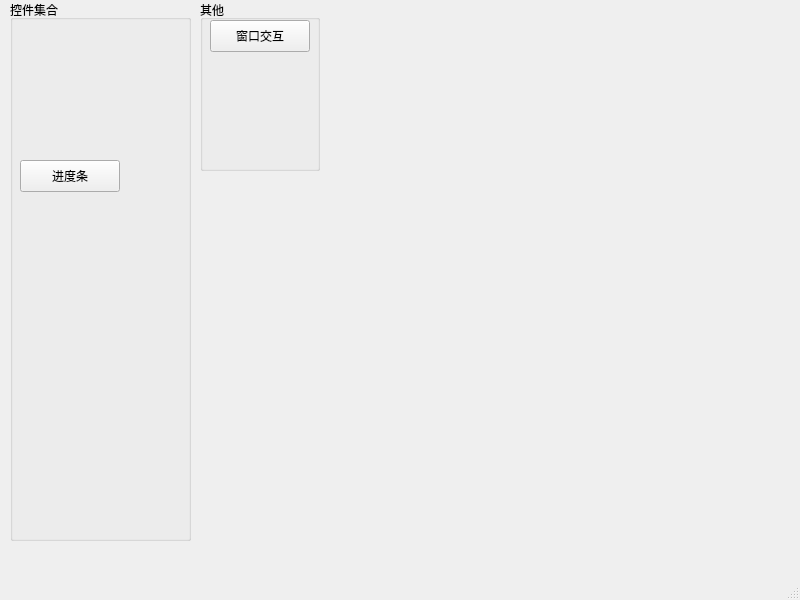
Qt form mainwindow.ui (k0sf/Notes-QT-Example) before a commit.
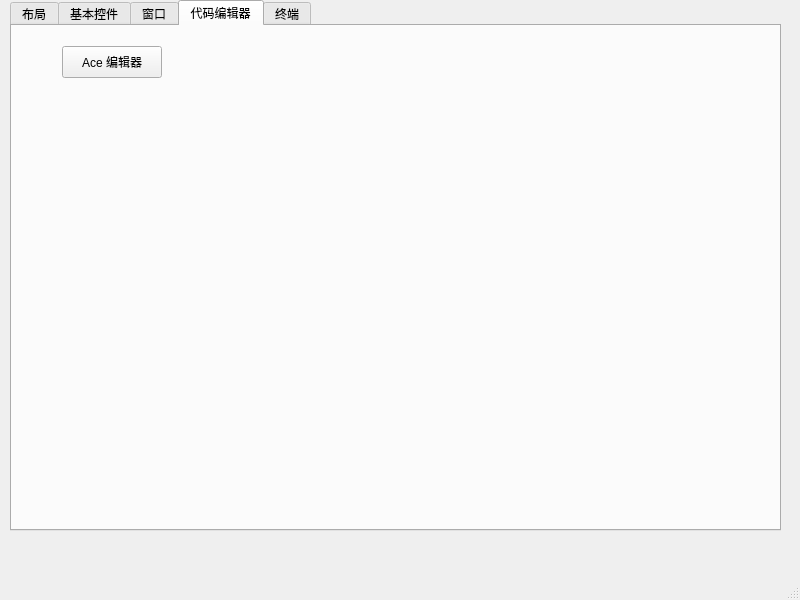
The same form after that commit.

Commit message: 添加 ACE 代码编辑器

The edit to the form file:
```diff
--- a/mainwindow.ui
+++ b/mainwindow.ui
@@ -14,49 +14,50 @@
    <string>MainWindow</string>
   </property>
   <widget class="QWidget" name="centralwidget">
-   <widget class="QGroupBox" name="groupBox_base">
+   <widget class="QTabWidget" name="tabWidget">
     <property name="geometry">
      <rect>
       <x>10</x>
       <y>0</y>
-      <width>181</width>
-      <height>541</height>
+      <width>771</width>
+      <height>531</height>
      </rect>
     </property>
-    <property name="title">
-     <string>控件集合</string>
+    <property name="currentIndex">
+     <number>3</number>
     </property>
+    <widget class="QWidget" name="tab_3">
+     <attribute name="title">
+      <string>布局</string>
+     </attribute>
+    </widget>
+    <widget class="QWidget" name="tab">
+     <attribute name="title">
+      <string>基本控件</string>
+     </attribute>
     <widget class="QPushButton" name="pushButton_progressbar">
      <property name="geometry">
       <rect>
        <x>10</x>
-       <y>160</y>
+        <y>20</y>
        <width>100</width>
        <height>32</height>
       </rect>
      </property>
      <property name="text">
-      <string>进度条</string>
+       <string>简单进度条</string>
      </property>
     </widget>
    </widget>
-   <widget class="QGroupBox" name="groupBox">
-    <property name="geometry">
-     <rect>
-      <x>200</x>
-      <y>0</y>
-      <width>120</width>
-      <height>171</height>
-     </rect>
-    </property>
-    <property name="title">
-     <string>其他</string>
-    </property>
+    <widget class="QWidget" name="tab_2">
+     <attribute name="title">
+      <string>窗口</string>
+     </attribute>
     <widget class="QPushButton" name="pushButton_window_interactive">
      <property name="geometry">
       <rect>
-       <x>10</x>
-       <y>20</y>
+        <x>20</x>
+        <y>10</y>
        <width>100</width>
        <height>32</height>
       </rect>
@@ -64,6 +65,30 @@
      <property name="text">
       <string>窗口交互</string>
      </property>
+     </widget>
+    </widget>
+    <widget class="QWidget" name="tab_code_editor">
+     <attribute name="title">
+      <string>代码编辑器</string>
+     </attribute>
+     <widget class="QPushButton" name="pushButton_window_ace_editor">
+      <property name="geometry">
+       <rect>
+        <x>50</x>
+        <y>20</y>
+        <width>100</width>
+        <height>32</height>
+       </rect>
+      </property>
+      <property name="text">
+       <string>Ace 编辑器</string>
+      </property>
+     </widget>
+    </widget>
+    <widget class="QWidget" name="tab_5">
+     <attribute name="title">
+      <string>终端</string>
+     </attribute>
     </widget>
    </widget>
   </widget>
```
Lines whose indentation alone changed are shown as unchanged. The commit also changes 445 other files.
